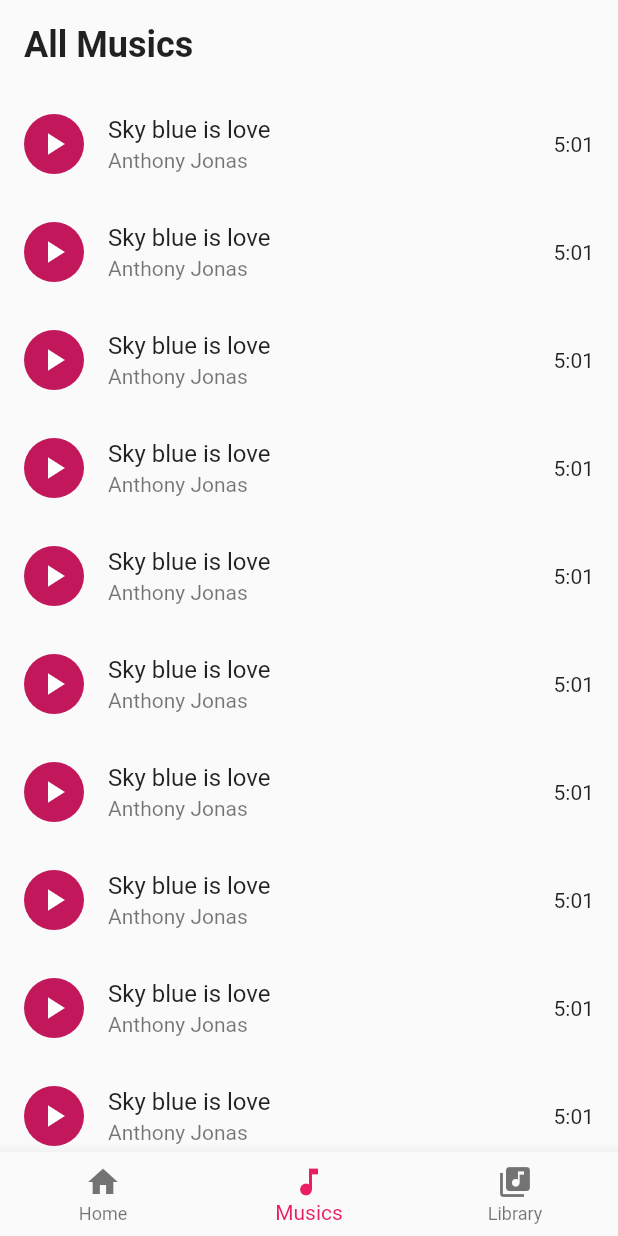
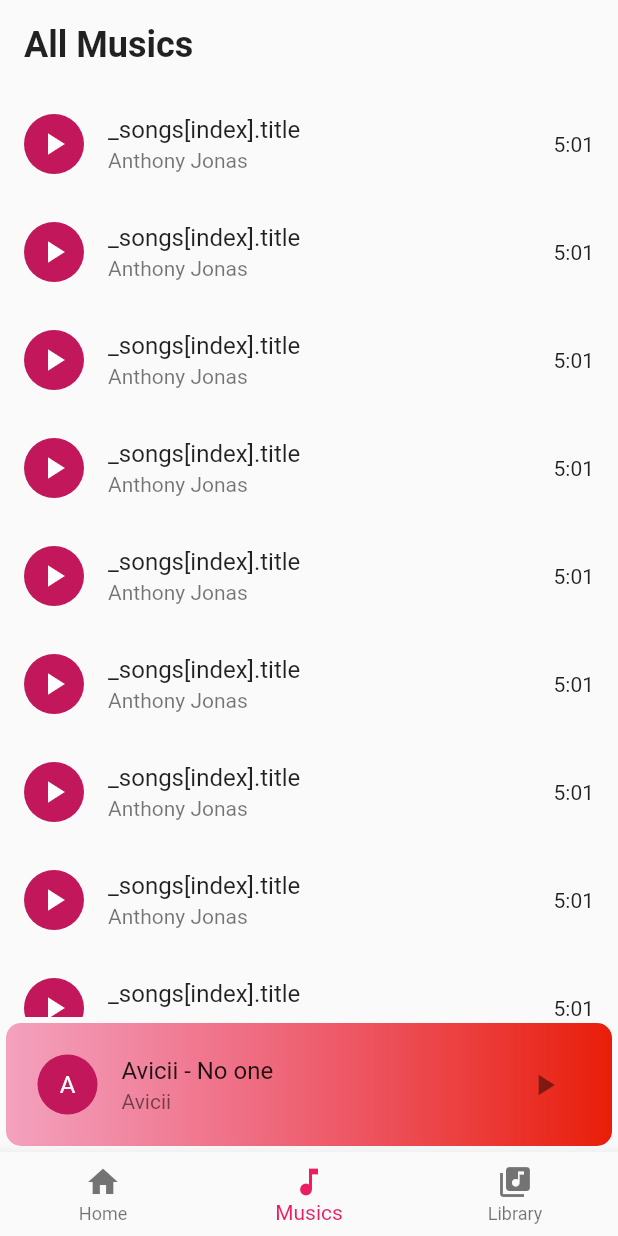
Before and after one commit to utpal-barman/uMusic-Flutter-Music-Player-App, a Flutter app: the screen it shows after launch, swiped to page 2, on a phone screen of 412 x 824 dp. Run offline on Flutter 3.47's test engine with Material 2 defaults, Android fonts, the phone set to English and light mode, and no system bars; missing offline and left inert: flute_music_player.

Commit message:
flutter upgrade

```diff
--- a/lib/fragments/MusicFragment.dart
+++ b/lib/fragments/MusicFragment.dart
@@ -1,7 +1,15 @@
+import 'package:flute_music_player/flute_music_player.dart';
 import 'package:flutter/material.dart';
 import 'package:umusic_player/widgets/TextHeading.dart';
 
-class MusicFragment extends StatelessWidget {
+class MusicFragment extends StatefulWidget {
+  @override
+  _MusicFragmentState createState() => _MusicFragmentState();
+}
+
+class _MusicFragmentState extends State<MusicFragment> {
+  var _songs;
+
   @override
   Widget build(BuildContext context) {
     return Column(
@@ -16,7 +24,7 @@ class MusicFragment extends StatelessWidget {
                 leading: CircleAvatar(
                   child: Icon(Icons.play_arrow),
                 ),
-                title: Text("Sky blue is love"),
+                title: Text("_songs[index].title"),
                 subtitle: Text("Anthony Jonas"),
                 trailing: Text("5:01"),
                 onTap: null,
--- a/lib/main.dart
+++ b/lib/main.dart
@@ -10,6 +10,7 @@ class MyApp extends StatelessWidget {
     return MaterialApp(
       title: 'uMusic Player',
       theme: ThemeData(
+        brightness: Brightness.light,
         primarySwatch: Colors.pink,
       ),
       home: AppScreen(),
--- a/lib/screens/AppScreen.dart
+++ b/lib/screens/AppScreen.dart
@@ -22,6 +22,9 @@ class _AppScreenState extends State<AppScreen> {
   Widget build(BuildContext context) {
     return Scaffold(
       body: SafeArea(
+          child: Column(
+        children: <Widget>[
+          Expanded(
             child: PageView(
               children: <Widget>[
                 HomeFragment(),
@@ -34,6 +37,28 @@ class _AppScreenState extends State<AppScreen> {
                   _currentIndex = index;
                 });
               },
+            ),
+          ),
+          Container(
+            padding: EdgeInsets.all(5),
+            margin: EdgeInsets.all(4),
+            decoration: BoxDecoration(
+                gradient: LinearGradient(colors: [
+                  Theme.of(context).primaryColor.withOpacity(0.4),
+                  Theme.of(context).primaryColor.withBlue(8),
+                ]),
+                borderRadius: BorderRadius.circular(10)),
+            child: ListTile(
+              leading: CircleAvatar(
+                child: Text("A"),
+              ),
+              title: Text("Avicii - No one"),
+              subtitle: Text("Avicii"),
+              trailing:
+                  IconButton(icon: Icon(Icons.play_arrow), onPressed: () {}),
+            ),
+          ),
+        ],
       )),
       bottomNavigationBar: BottomNavigationBar(
         items: <BottomNavigationBarItem>[
```
Also changed, not shown: pubspec.yaml (+1 -7 lines), pubspec.lock, 4 other files. Lines whose indentation alone changed are shown as unchanged.
